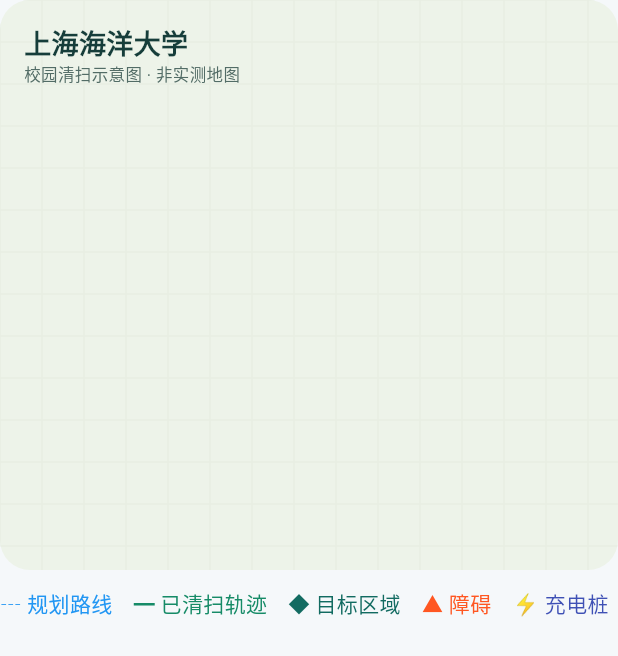
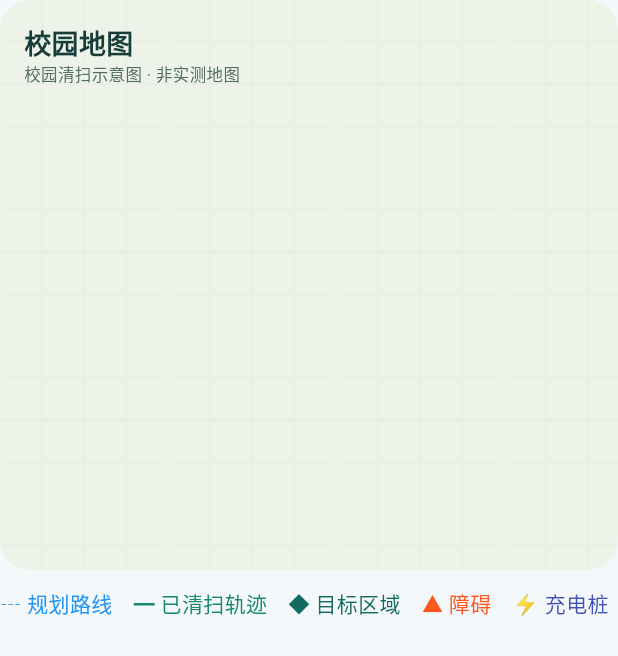
Before and after one commit to Jyooyj/qingqiong-app, a Flutter app: the CampusMapView widget shown alone on an empty page, opened directly with empty values, on a phone screen of 412 x 824 dp. Shown: the top 656 px of the screen. Run offline on Flutter 3.47's test engine with Material 3 defaults, Android fonts, the light colour scheme and no system bars; our stand-ins replace flutter_map, latlong2, speech_to_text.

Commit message:
chore: remove university name from app UI

```diff
--- a/lib/widgets/campus/campus_map_view.dart
+++ b/lib/widgets/campus/campus_map_view.dart
@@ -91,7 +91,7 @@
                       left: 16,
                       top: 16,
                       child: Text(
-                        '上海海洋大学',
+                        '校园地图',
                         style: TextStyle(
                           fontSize: 18,
                           fontWeight: FontWeight.w700,
--- a/lib/widgets/geo_map/campus_geo_preview_page.dart
+++ b/lib/widgets/geo_map/campus_geo_preview_page.dart
@@ -83,7 +83,7 @@
                 crossAxisAlignment: CrossAxisAlignment.stretch,
                 children: [
                   const Text(
-                    '上海海洋大学 · 校园智能清扫地图',
+                    '校园智能清扫地图',
                     style: TextStyle(fontSize: 21, fontWeight: FontWeight.bold),
                   ),
                   const SizedBox(height: 6),
```
Also changed, not shown: 1 other file.
